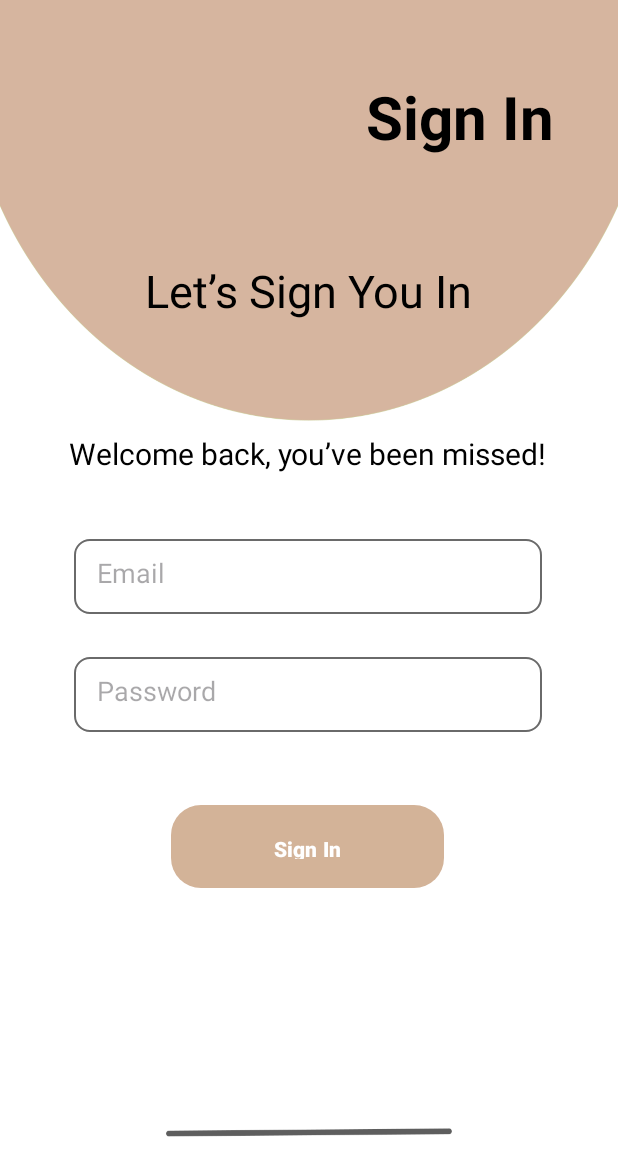
After one commit to Thamidu-Premaratna/ClothShop, an Android app: the layout activity_login.xml on its own in the app's theme, with its tools: preview values and no code run, on a phone screen of 412 x 824 dp. The commit adds this screen. Shown: the top 1176 px of the screen. Run offline under Robolectric (Android 15) with nearby library versions, the phone set to English and light mode, and no system bars.

Commit message:
login screen created

```diff
--- a/app/build.gradle.kts
+++ b/app/build.gradle.kts
@@ -1,5 +1,6 @@
 plugins {
     id("com.android.application")
+    id("com.google.gms.google-services")
 }
 
 android {
@@ -36,6 +37,7 @@ dependencies {
     implementation("androidx.appcompat:appcompat:1.6.1")
     implementation("com.google.android.material:material:1.10.0")
     implementation("androidx.constraintlayout:constraintlayout:2.1.4")
+    implementation("com.google.firebase:firebase-auth:22.2.0")
     testImplementation("junit:junit:4.13.2")
     androidTestImplementation("androidx.test.ext:junit:1.1.5")
     androidTestImplementation("androidx.test.espresso:espresso-core:3.5.1")
--- /dev/null
+++ b/app/src/main/res/drawable/btn_bgc.xml
@@ -0,0 +1,6 @@
+<?xml version="1.0" encoding="utf-8"?>
+
+<shape android:shape="rectangle" xmlns:android="http://schemas.android.com/apk/res/android">
+    <solid android:color="@color/beige"/>
+    <corners android:radius="20dp"/>
+</shape>
--- /dev/null
+++ b/app/src/main/res/drawable/edit_text_bg.xml
@@ -0,0 +1,8 @@
+<?xml version="1.0" encoding="utf-8"?>
+<shape xmlns:android="http://schemas.android.com/apk/res/android">
+
+    <corners android:radius="10dp"/>
+    <solid android:color="@color/white"/>
+    <stroke android:color ="#6a6a6a" android:width="1dp"/>
+
+</shape>
--- /dev/null
+++ b/app/src/main/res/layout/activity_login.xml
@@ -0,0 +1,105 @@
+<?xml version="1.0" encoding="utf-8"?>
+<androidx.constraintlayout.widget.ConstraintLayout xmlns:android="http://schemas.android.com/apk/res/android"
+xmlns:app="http://schemas.android.com/apk/res-auto"
+xmlns:tools="http://schemas.android.com/tools"
+android:layout_width="match_parent"
+android:layout_height="match_parent"
+android:clipToPadding="true"
+android:background="@drawable/loginback"
+tools:context=".LoginActivity">
+
+<TextView
+    android:id="@+id/signUp"
+    android:layout_width="wrap_content"
+    android:layout_height="wrap_content"
+    android:fontFamily="sans-serif"
+    android:text="@string/sign_in"
+    android:textColor="@color/black"
+    android:textSize="40sp"
+    android:textStyle="bold"
+    app:layout_constraintBottom_toBottomOf="parent"
+    app:layout_constraintEnd_toEndOf="parent"
+    app:layout_constraintHorizontal_bias="0.852"
+    app:layout_constraintStart_toStartOf="parent"
+    app:layout_constraintTop_toTopOf="parent"
+    app:layout_constraintVertical_bias="0.066" />
+
+<TextView
+    android:id="@+id/text1"
+    android:layout_width="wrap_content"
+    android:layout_height="wrap_content"
+    android:fontFamily="sans-serif"
+    android:text="@string/welcome_note_1"
+    android:textColor="@color/black"
+    android:textSize="30sp"
+    android:textStyle="normal"
+    app:layout_constraintBottom_toBottomOf="parent"
+    app:layout_constraintEnd_toEndOf="parent"
+    app:layout_constraintStart_toStartOf="parent"
+    app:layout_constraintTop_toTopOf="parent"
+    app:layout_constraintVertical_bias="0.221" />
+
+<TextView
+    android:id="@+id/text2"
+    android:layout_width="wrap_content"
+    android:layout_height="wrap_content"
+    android:fontFamily="sans-serif"
+    android:text="@string/welcome_note_2"
+    android:textColor="@color/black"
+    android:textSize="20sp"
+    android:textStyle="normal"
+    app:layout_constraintBottom_toBottomOf="parent"
+    app:layout_constraintEnd_toEndOf="parent"
+    app:layout_constraintHorizontal_bias="0.496"
+    app:layout_constraintStart_toStartOf="parent"
+    app:layout_constraintTop_toTopOf="parent"
+    app:layout_constraintVertical_bias="0.362" />
+
+<EditText
+    android:id="@+id/email"
+    android:layout_width="312dp"
+    android:layout_height="50dp"
+    android:background="@drawable/edit_text_bg"
+    android:hint="@string/email"
+    android:padding="15dp"
+    app:layout_constraintBottom_toBottomOf="parent"
+    app:layout_constraintEnd_toEndOf="parent"
+    app:layout_constraintHorizontal_bias="0.494"
+    app:layout_constraintStart_toStartOf="parent"
+    app:layout_constraintTop_toTopOf="parent"
+    app:layout_constraintVertical_bias="0.464" />
+
+<EditText
+    android:id="@+id/password"
+    android:layout_width="312dp"
+    android:layout_height="50dp"
+    android:background="@drawable/edit_text_bg"
+    android:hint="@string/password"
+    android:inputType="numberPassword"
+    android:padding="15dp"
+    app:layout_constraintBottom_toBottomOf="parent"
+    app:layout_constraintEnd_toEndOf="parent"
+    app:layout_constraintHorizontal_bias="0.494"
+    app:layout_constraintStart_toStartOf="parent"
+    app:layout_constraintTop_toTopOf="parent"
+    app:layout_constraintVertical_bias="0.566" />
+
+<Button
+    android:id="@+id/signupBtn"
+    android:layout_width="182dp"
+    android:layout_height="55dp"
+    android:background="@drawable/btn_bgc"
+    android:onClick="signIn"
+    android:padding="15dp"
+    android:text="@string/sign_in"
+    android:textAllCaps="false"
+    android:textStyle="bold"
+    app:backgroundTint="@color/beige"
+    app:layout_constraintBottom_toBottomOf="parent"
+    app:layout_constraintEnd_toEndOf="parent"
+    app:layout_constraintHorizontal_bias="0.497"
+    app:layout_constraintStart_toStartOf="parent"
+    app:layout_constraintTop_toTopOf="parent"
+    app:layout_constraintVertical_bias="0.698" />
+
+</androidx.constraintlayout.widget.ConstraintLayout>
--- a/app/src/main/res/values/strings.xml
+++ b/app/src/main/res/values/strings.xml
@@ -5,4 +5,12 @@
     <string name="flash_sub">\t\t\t\t\t\tElevate Your style, \nFeel the Pulse of Fashion!</string>
     <string name="flash_slider">Get started</string>
     <!--    Flash screen text: end -->
+
+    <!--    Login screen text: start -->
+    <string name="sign_in">Sign In</string>
+    <string name="welcome_note_1">Let’s Sign You In</string>
+    <string name="welcome_note_2">Welcome back, you’ve been missed!</string>
+    <string name="email">Email</string>
+    <string name="password">Password</string>
+    <!--    Login screen text: end -->
 </resources>
--- a/build.gradle.kts
+++ b/build.gradle.kts
@@ -1,3 +1,8 @@
+buildscript {
+    dependencies {
+        classpath("com.google.gms:google-services:4.4.0")
+    }
+}
 // Top-level build file where you can add configuration options common to all sub-projects/modules.
 plugins {
     id("com.android.application") version "8.1.1" apply false
```
Also changed, not shown: app/src/main/AndroidManifest.xml (+7 -2 lines), app/src/main/java/com/app/clothshop/LoginActivity.java (added, +76 -0 lines), app/src/main/java/com/app/clothshop/RegisterActivity.java (added, +14 -0 lines), app/src/main/res/layout/activity_register.xml (added, +9 -0 lines), app/src/main/res/drawable/loginback.png (added), 1 other file.
